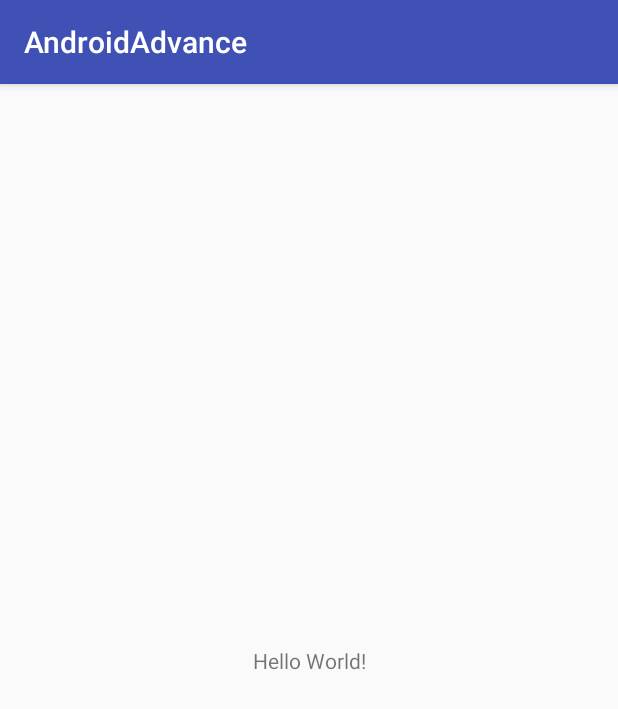
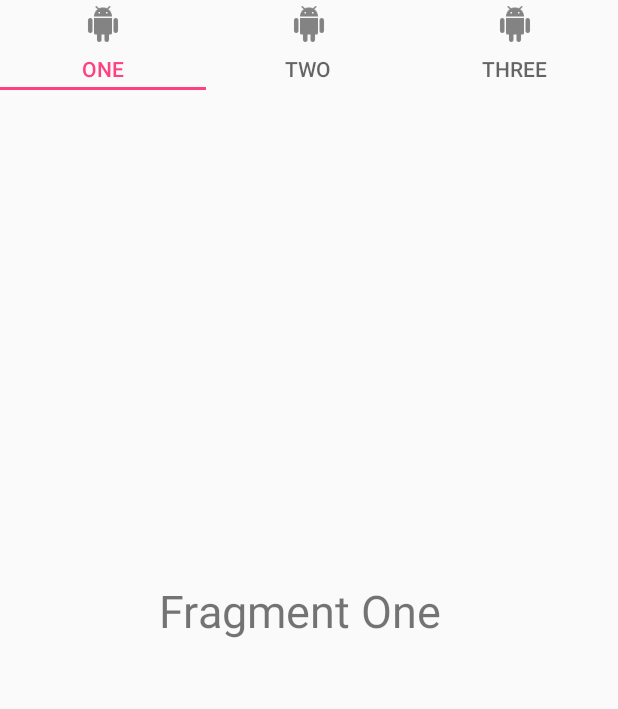
Before and after one commit to tranphuc7686/AdvancedAndroid, an Android app: the screen it shows after launch (MainActivity), on a phone screen of 412 x 824 dp. Shown: the top 709 px of the screen. Run offline under Robolectric (Android 15) with nearby library versions, the phone set to English and light mode, and no system bars.

Commit message:
ViewPaper and Tablayout

```diff
--- a/app/build.gradle
+++ b/app/build.gradle
@@ -22,6 +22,8 @@ dependencies {
     implementation fileTree(dir: 'libs', include: ['*.jar'])
     implementation 'com.android.support:appcompat-v7:26.1.0'
     implementation 'com.android.support.constraint:constraint-layout:1.0.2'
+    compile 'com.android.support:design:26.1.0'
+    compile 'com.android.support:support-v4:26.1.0'
     testImplementation 'junit:junit:4.12'
     androidTestImplementation 'com.android.support.test:runner:1.0.1'
     androidTestImplementation 'com.android.support.test.espresso:espresso-core:3.0.1'
--- /dev/null
+++ b/app/src/main/java/com/example/admin/androidadvance/FragmentOne.java
@@ -0,0 +1,20 @@
+package com.example.admin.androidadvance;
+
+import android.os.Bundle;
+import android.support.v4.app.Fragment;
+import android.view.LayoutInflater;
+import android.view.View;
+import android.view.ViewGroup;
+
+/**
+ * Created by Admin on 10/01/2018.
+ */
+
+public class FragmentOne extends Fragment {
+    @Override
+    public View onCreateView(LayoutInflater inflater, ViewGroup container,
+                             Bundle savedInstanceState) {
+        View view = inflater.inflate(R.layout.layout_fragment_one, container, false);
+        return view;
+    }
+}
--- /dev/null
+++ b/app/src/main/java/com/example/admin/androidadvance/FragmentTwo.java
@@ -0,0 +1,20 @@
+package com.example.admin.androidadvance;
+
+import android.os.Bundle;
+import android.support.v4.app.Fragment;
+import android.view.LayoutInflater;
+import android.view.View;
+import android.view.ViewGroup;
+
+/**
+ * Created by Admin on 10/01/2018.
+ */
+
+public class FragmentTwo extends Fragment {
+    @Override
+    public View onCreateView(LayoutInflater inflater, ViewGroup container,
+                             Bundle savedInstanceState) {
+        View view = inflater.inflate(R.layout.layout_fragment_two, container, false);
+        return view;
+    }
+}
--- a/app/src/main/java/com/example/admin/androidadvance/MainActivity.java
+++ b/app/src/main/java/com/example/admin/androidadvance/MainActivity.java
@@ -1,13 +1,33 @@
 package com.example.admin.androidadvance;
 
+import android.os.Bundle;
+import android.support.design.widget.TabLayout;
+import android.support.v4.view.ViewPager;
 import android.support.v7.app.AppCompatActivity;
-import android.os.Bundle;
 
 public class MainActivity extends AppCompatActivity {
-
+    private ViewPager mPager;
+    private TabLayout mTabLayout;
     @Override
     protected void onCreate(Bundle savedInstanceState) {
         super.onCreate(savedInstanceState);
         setContentView(R.layout.activity_main);
+        getSupportActionBar().hide();
+        mPager = (ViewPager) findViewById(R.id.viewPaper);
+        mTabLayout = (TabLayout) findViewById(R.id.tabHost);
+
+        android.support.v4.app.FragmentManager manager = getSupportFragmentManager();
+        ViewPaperAdapter adapter = new ViewPaperAdapter(manager);
+        mPager.setAdapter(adapter);
+        mTabLayout.setupWithViewPager(mPager);
+        mPager.addOnPageChangeListener(new TabLayout.TabLayoutOnPageChangeListener(mTabLayout));
+        mTabLayout.setTabsFromPagerAdapter(adapter);
+        setupTabIcons(mTabLayout);
     }
+    private void setupTabIcons(TabLayout tabLayout) {
+        tabLayout.getTabAt(0).setIcon(R.drawable.ic_icon_tablayout);
+        tabLayout.getTabAt(1).setIcon(R.drawable.ic_icon_tablayout);
+        tabLayout.getTabAt(2).setIcon(R.drawable.ic_icon_tablayout);
+    }
+
 }
--- /dev/null
+++ b/app/src/main/java/com/example/admin/androidadvance/ViewPaperAdapter.java
@@ -0,0 +1,56 @@
+package com.example.admin.androidadvance;
+
+import android.support.v4.app.Fragment;
+import android.support.v4.app.FragmentManager;
+import android.support.v4.app.FragmentStatePagerAdapter;
+
+/**
+ * Created by Admin on 10/01/2018.
+ */
+
+public class ViewPaperAdapter extends FragmentStatePagerAdapter {
+
+    public ViewPaperAdapter(FragmentManager fm) {
+        super(fm);
+    }
+
+    @Override
+    public Fragment getItem(int position) {
+        Fragment frag=null;
+        switch (position){
+            case 0:
+                frag = new FragmentOne();
+                break;
+            case 1:
+                frag = new FragmentTwo();
+                break;
+            case 2:
+                frag = new FragmentThree();
+                break;
+        }
+        return frag;
+    }
+
+    @Override
+    public int getCount() {
+        return 3;
+    }
+    @Override
+    public CharSequence getPageTitle(int position) {
+        String title = "";
+        switch (position){
+            case 0:
+                title = "One";
+                break;
+            case 1:
+                title = "Two";
+                break;
+            case 2:
+                title = "Three";
+                break;
+        }
+        return title;
+    }
+
+
+}
--- a/app/src/main/res/layout/activity_main.xml
+++ b/app/src/main/res/layout/activity_main.xml
@@ -6,13 +6,16 @@
     android:layout_height="match_parent"
     tools:context="com.example.admin.androidadvance.MainActivity">
 
-    <TextView
-        android:layout_width="wrap_content"
-        android:layout_height="wrap_content"
-        android:text="Hello World!"
-        app:layout_constraintBottom_toBottomOf="parent"
-        app:layout_constraintLeft_toLeftOf="parent"
-        app:layout_constraintRight_toRightOf="parent"
-        app:layout_constraintTop_toTopOf="parent" />
+   <android.support.design.widget.TabLayout
+       android:id="@+id/tabHost"
+       android:layout_width="match_parent"
+       android:layout_height="60dp"
+         app:tabSelectedTextColor="@color/colorAccent"/>
+
+
+   <android.support.v4.view.ViewPager
+       android:id="@+id/viewPaper"
+       android:layout_width="match_parent"
+       android:layout_height="match_parent"/>
 
 </android.support.constraint.ConstraintLayout>
--- /dev/null
+++ b/app/src/main/res/layout/layout_fragment_one.xml
@@ -0,0 +1,22 @@
+<?xml version="1.0" encoding="utf-8"?>
+<LinearLayout xmlns:android="http://schemas.android.com/apk/res/android"
+    android:layout_width="match_parent"
+    android:layout_height="match_parent">
+    <LinearLayout
+        android:layout_width="match_parent"
+        android:layout_height="50dp"
+        android:orientation="vertical"
+        android:layout_gravity="center">
+        <TextView
+            android:id="@+id/one"
+            android:layout_width="200dp"
+            android:layout_height="50dp"
+            android:text="Fragment One"
+            android:textSize="30dp"
+            android:layout_gravity="center"
+
+            />
+    </LinearLayout>
+
+
+</LinearLayout>
```
Also changed, not shown: app/src/main/java/com/example/admin/androidadvance/FragmentThree.java (added, +20 -0 lines), app/src/main/res/layout/layout_fragment_three.xml (added, +21 -0 lines), app/src/main/res/layout/layout_fragment_two.xml (added, +21 -0 lines), app/src/main/res/drawable-hdpi/ic_icon_tablayout.png (added), app/src/main/res/drawable-mdpi/ic_icon_tablayout.png (added), app/src/main/res/drawable-xhdpi/ic_icon_tablayout.png (added), app/src/main/res/drawable-xxhdpi/ic_icon_tablayout.png (added).
